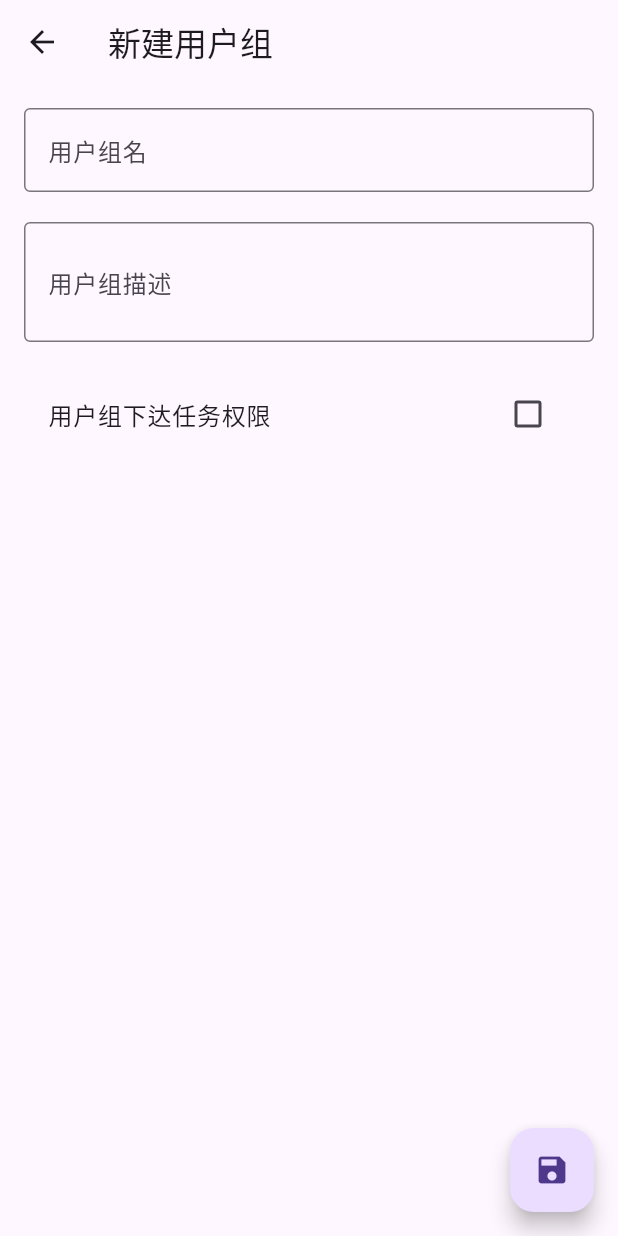
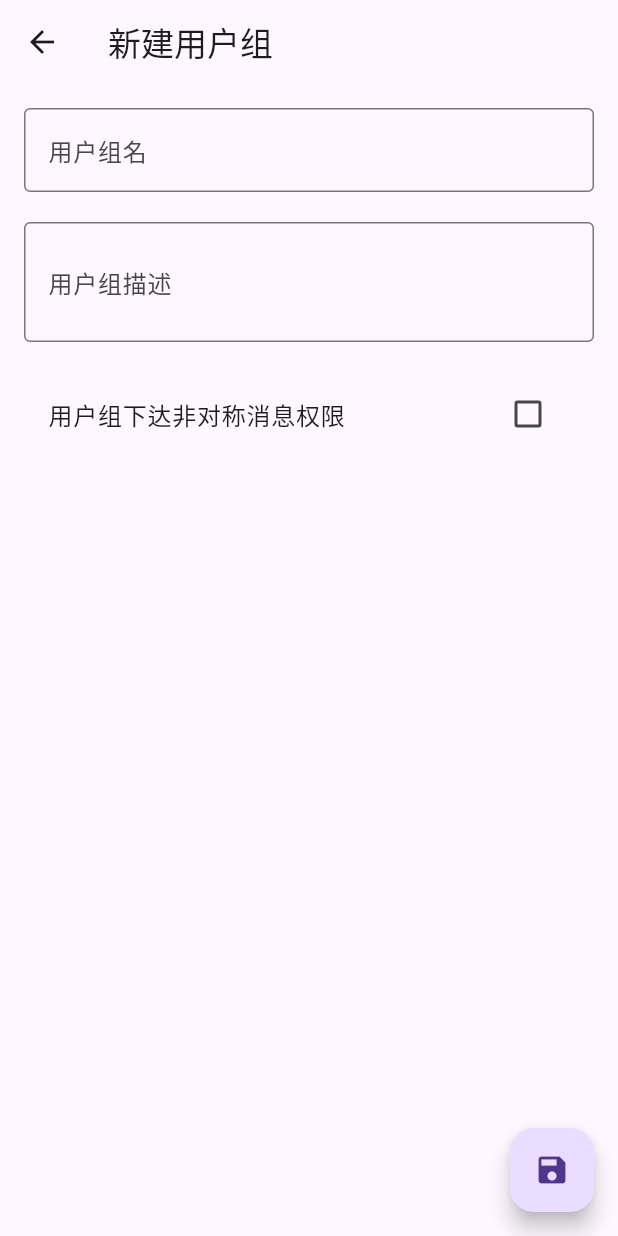
Before and after one commit to Stanley-233/eldritch_frontend, a Flutter app: the GroupAddPage screen opened directly, on a phone screen of 412 x 824 dp. Run offline on Flutter 3.47's test engine with Material 3 defaults, Android fonts, the phone set to English and light mode, and no system bars; our stand-ins replace flutter_markdown_plus, shared_preferences; missing offline and left inert: card_settings_ui; accounts and stored records are empty.

Commit message:
lore: 任务->消息

```diff
--- a/lib/pages/group_add_page.dart
+++ b/lib/pages/group_add_page.dart
@@ -62,7 +62,7 @@ class _GroupAddPageState extends State<GroupAddPage> {
                     const SizedBox(height: 20),
                     // 选择用户是否可以发送信息
                     CheckboxListTile(
-                      title: const Text("用户组下达任务权限"),
+                      title: const Text("用户组下达非对称消息权限"),
                       value: canSendMessage,
                       onChanged: (bool? value) {
                         setState(() {
--- a/lib/pages/message_add_page.dart
+++ b/lib/pages/message_add_page.dart
@@ -41,12 +41,12 @@ class _MessageAddPageState extends State<MessageAddPage> {
                   TextFormField(
                     controller: widget.titleController,
                     decoration: const InputDecoration(
-                      labelText: '任务标题',
+                      labelText: '消息标题',
                       border: OutlineInputBorder(),
                     ),
                     validator: (value) {
                       if (value == null || value.isEmpty) {
-                        return '任务标题不可为空';
+                        return '消息标题不可为空';
                       }
                       return null;
                     },
@@ -55,13 +55,13 @@ class _MessageAddPageState extends State<MessageAddPage> {
                   TextFormField(
                     controller: widget.contentController,
                     decoration: const InputDecoration(
-                      labelText: '任务内容',
+                      labelText: '消息内容',
                       border: OutlineInputBorder(),
                     ),
                     maxLines: 12,
                     validator: (value) {
                       if (value == null || value.isEmpty) {
-                        return '任务内容不可为空';
+                        return '消息内容不可为空';
                       }
                       return null;
                     },
--- a/lib/pages/message_list_page.dart
+++ b/lib/pages/message_list_page.dart
@@ -59,7 +59,7 @@ class _CertainMessageState extends State<StatefulWidget> {
               final messageList = extractFromJson(utf8.decode(response.bodyBytes));
               if (messageList.isEmpty) {
                 return Center(
-                  child: Text('暂无任务'),
+                  child: Text('暂无消息'),
                 );
               }
               return Center(
--- a/lib/widgets/group_view.dart
+++ b/lib/widgets/group_view.dart
@@ -40,7 +40,7 @@ class GroupView extends StatelessWidget{
                 ),
                 const SizedBox(height: 40),
                 CheckboxListTile(
-                  title: const Text("用户组下达任务权限"),
+                  title: const Text("用户组下达非对称消息权限"),
                   value: group.canSendMessage,
                   onChanged: (value) {},
                 )
```
